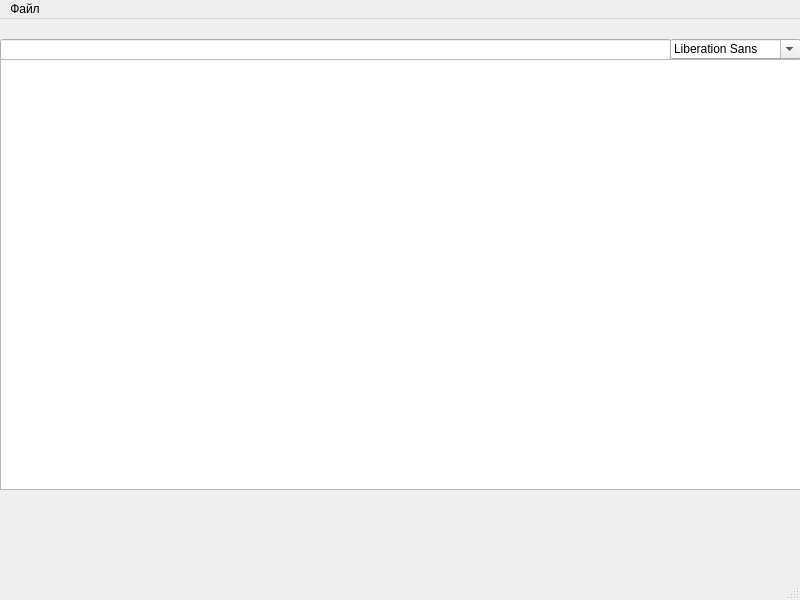
Qt form Course-Paper/search.ui (Zulcom/Course-Paper) before a commit.
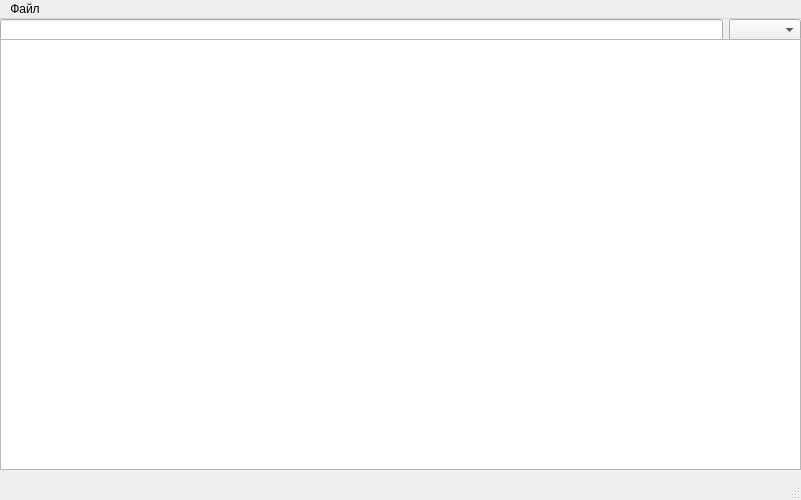
The same form after that commit.

What changed in the file:
```diff
--- a/Course-Paper/search.ui
+++ b/Course-Paper/search.ui
@@ -6,29 +6,19 @@
    <rect>
     <x>0</x>
     <y>0</y>
-    <width>800</width>
-    <height>600</height>
+    <width>801</width>
+    <height>500</height>
    </rect>
   </property>
   <property name="windowTitle">
    <string>MainWindow</string>
   </property>
   <widget class="QWidget" name="centralwidget">
-   <widget class="QLineEdit" name="searchBox">
-    <property name="geometry">
-     <rect>
-      <x>0</x>
-      <y>20</y>
-      <width>671</width>
-      <height>21</height>
-     </rect>
-    </property>
-   </widget>
    <widget class="QTableWidget" name="tableWidget">
     <property name="geometry">
      <rect>
       <x>0</x>
-      <y>40</y>
+      <y>20</y>
       <width>801</width>
       <height>431</height>
      </rect>
@@ -40,24 +30,34 @@
      <bool>true</bool>
     </attribute>
    </widget>
-   <widget class="QFontComboBox" name="choice">
+   <widget class="QWidget" name="layoutWidget">
     <property name="geometry">
      <rect>
-      <x>670</x>
-      <y>20</y>
-      <width>131</width>
-      <height>20</height>
+      <x>0</x>
+      <y>0</y>
+      <width>801</width>
+      <height>22</height>
      </rect>
     </property>
+    <layout class="QHBoxLayout" name="horizontalLayout">
+     <item>
+      <widget class="QLineEdit" name="searchBox"/>
+     </item>
+     <item>
+      <widget class="QComboBox" name="searchType"/>
+     </item>
+    </layout>
    </widget>
+   <zorder>layoutWidget</zorder>
+   <zorder>tableWidget</zorder>
   </widget>
   <widget class="QMenuBar" name="menubar">
    <property name="geometry">
     <rect>
      <x>0</x>
      <y>0</y>
-     <width>800</width>
-     <height>20</height>
+     <width>801</width>
+     <height>21</height>
     </rect>
    </property>
    <widget class="QMenu" name="menu">
```
